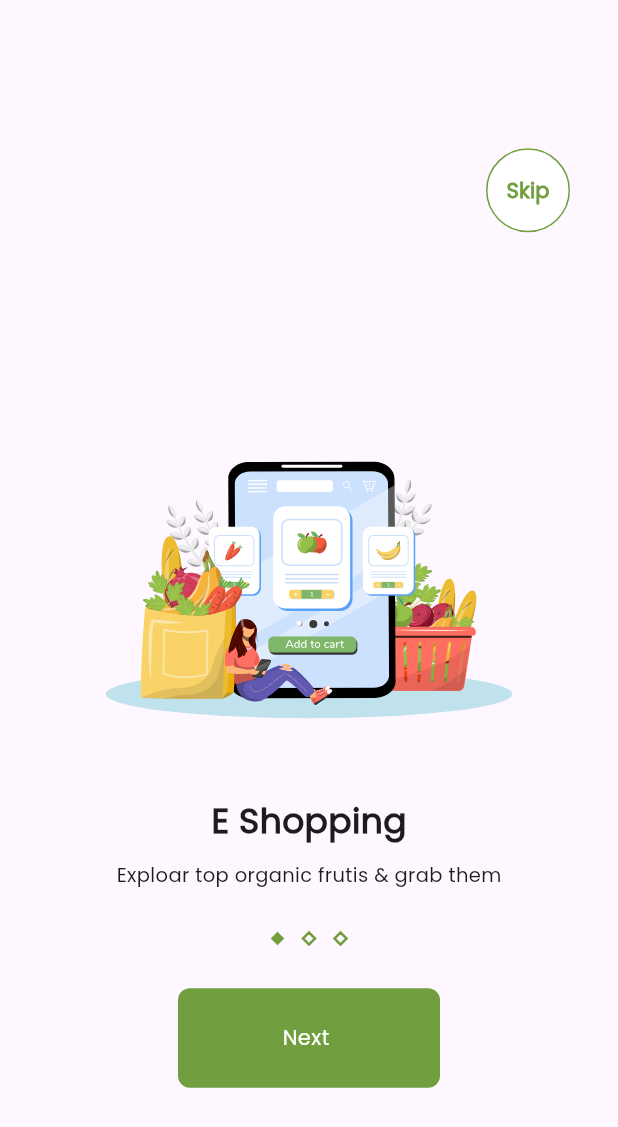
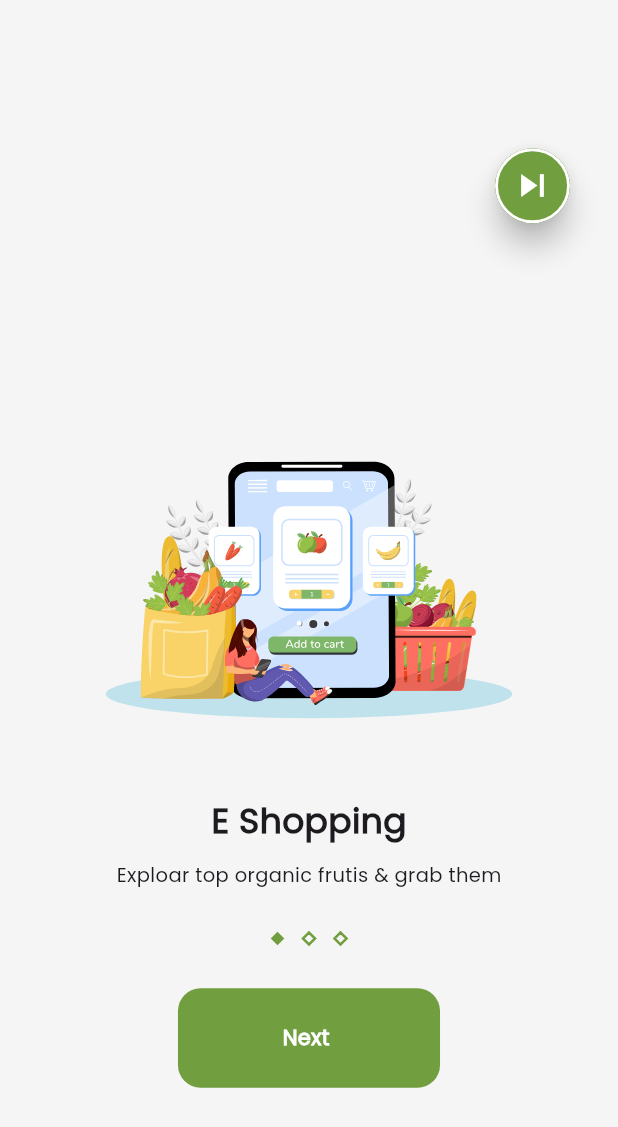
Before and after one commit to karemSD/Grocery-OnBoarding-Ui, a Flutter app: the screen it shows after launch, on a phone screen of 412 x 824 dp. Shown: the top 1127 px of the screen. Run offline on Flutter 3.47's test engine with Material 3 defaults, Android fonts, the phone set to English and light mode, and no system bars; drawn by our look-alikes of dots_indicator; our stand-ins replace flutter_svg, get, lottie.

Commit message:
Update button styles and add animation control in splash view
- Update button styles in CustomGeneralButton and add CustomNextButton
- Add animation control methods in SplashViewBody for Lottie animation
- Update background color in OnBoardingView
- Refactor layout in OnBoardingViewBody for better readability

```diff
--- a/lib/core/widgets/custom_buttons.dart
+++ b/lib/core/widgets/custom_buttons.dart
@@ -16,7 +16,7 @@ class CustomGeneralButton extends StatelessWidget {
         height: SizeConfig.defualtSize! * 6.7,
         decoration: BoxDecoration(
           color: KMainColor,
-          borderRadius: BorderRadius.circular(8),
+          borderRadius: BorderRadius.circular(15),
         ),
         child: Center(
           child: Text(
@@ -24,7 +24,7 @@ class CustomGeneralButton extends StatelessWidget {
             text,
             style: const TextStyle(
               color: Colors.white,
-              fontWeight: FontWeight.w500,
+              fontWeight: FontWeight.w600,
               fontSize: 14,
             ),
           ),
@@ -33,3 +33,43 @@ class CustomGeneralButton extends StatelessWidget {
     );
   }
 }
+
+class CustomNextButton extends StatelessWidget {
+  final IconData icon;
+  final Color iconColor;
+  final Color backgroundColor;
+  final Color borderColor;
+
+  final Function() onTap;
+  const CustomNextButton({
+    Key? key,
+    required this.icon,
+    required this.iconColor,
+    required this.backgroundColor,
+    required this.borderColor,
+    required this.onTap,
+  }) : super(key: key);
+  @override
+  Widget build(BuildContext context) {
+    return SizedBox(
+      width: 50,
+      height: 50,
+      child: Material(
+        color: backgroundColor,
+        elevation: 8,
+        shape: CircleBorder(
+          side: BorderSide(width: 2, color: borderColor),
+        ),
+        clipBehavior: Clip.antiAlias,
+        child: InkWell(
+          onTap: onTap,
+          child: Icon(
+            icon,
+            size: 30,
+            color: iconColor,
+          ),
+        ),
+      ),
+    );
+  }
+}
--- a/lib/features/onboarding/onboarding_view.dart
+++ b/lib/features/onboarding/onboarding_view.dart
@@ -6,7 +6,8 @@ class OnBoardingView extends StatelessWidget {
 
   @override
   Widget build(BuildContext context) {
-    return const Scaffold(
+    return Scaffold(
+      backgroundColor: Colors.grey.shade100,
       body: OnBoardingViewBody(),
     );
   }
--- a/lib/widgets/onboarding_view_body.dart
+++ b/lib/widgets/onboarding_view_body.dart
@@ -37,37 +37,31 @@ class _OnBoardingViewBodyState extends State<OnBoardingViewBody> {
       children: [
         CustomPageView(pageController: pageController!),
         Positioned(
-            left: SizeConfig.defualtSize! * 12,
-            right: SizeConfig.defualtSize! * 12,
-            bottom: SizeConfig.defualtSize! * 19,
-            child: CustomDotsIndictor(
-              color: KMainColor,
-              index: pageController!.hasClients
-                  ? pageController!.page!.toInt()
-                  : 0,
-            )),
+          left: SizeConfig.defualtSize! * 12,
+          right: SizeConfig.defualtSize! * 12,
+          bottom: SizeConfig.defualtSize! * 19,
+          child: CustomDotsIndictor(
+            color: KMainColor,
+            index:
+                pageController!.hasClients ? pageController!.page!.toInt() : 0,
+          ),
+        ),
         Visibility(
           visible:
               !(pageController!.hasClients ? pageController?.page == 2 : false),
           child: Positioned(
             top: SizeConfig.defualtSize! * 10,
             right: 32,
-            child: FloatingActionButton(
-              mini: false,
-              elevation: 0,
-              shape: const CircleBorder(
-                  eccentricity: 1, side: BorderSide(color: KMainColor)),
-              backgroundColor: Colors.white,
-              onPressed: () {},
-              child: const Text(
-                "Skip",
-                textAlign: TextAlign.left,
-                style: TextStyle(
-                  fontWeight: FontWeight.bold,
-                  color: KMainColor,
-                  fontSize: 14,
-                ),
-              ),
+            child: CustomNextButton(
+              icon: Icons.skip_next,
+              iconColor: Colors.white,
+              backgroundColor: KMainColor,
+              borderColor: Colors.white,
+              onTap: () {
+                pageController?.nextPage(
+                    duration: const Duration(milliseconds: 500),
+                    curve: Curves.slowMiddle);
+              },
             ),
           ),
         ),
```
Also changed, not shown: lib/widgets/splash_view_body.dart (+37 -6 lines).
